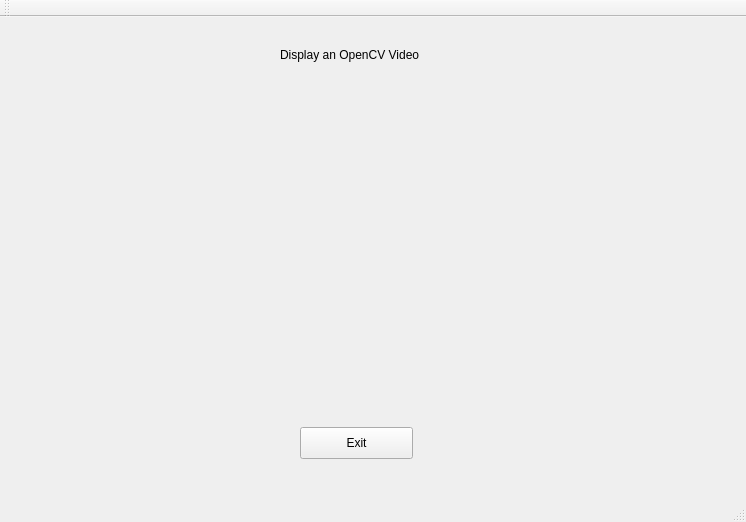
First picture: the form in ApplicationCode/mainwindow.ui, repository hlcool/IPCV-MasterThesis, before the edit.
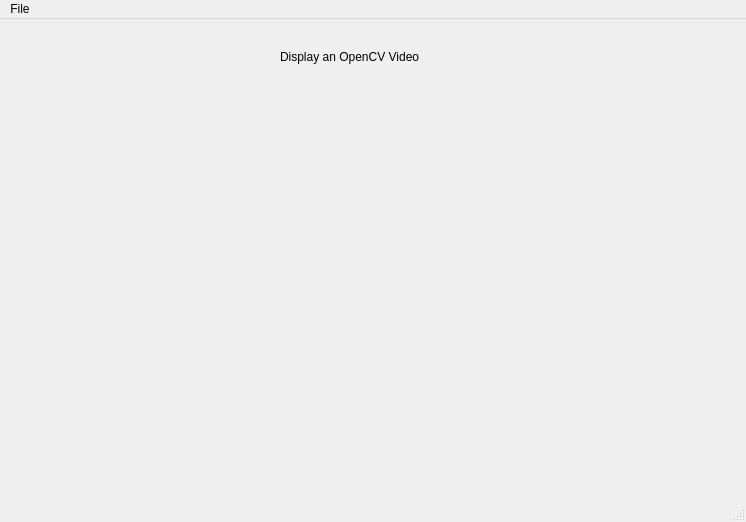
Second picture: the form after the edit. Custom widgets are drawn as their Qt base class.

Commit message: User Interface changed. Now there a file menu to open a file and close the window. QFileDialog has been implemented. The code allows to select always the same video

The edit to the form file:
```diff
--- a/ApplicationCode/mainwindow.ui
+++ b/ApplicationCode/mainwindow.ui
@@ -27,19 +27,6 @@
      <string>Display an OpenCV Video</string>
     </property>
    </widget>
-   <widget class="QPushButton" name="pushButton">
-    <property name="geometry">
-     <rect>
-      <x>300</x>
-      <y>410</y>
-      <width>113</width>
-      <height>32</height>
-     </rect>
-    </property>
-    <property name="text">
-     <string>Exit</string>
-    </property>
-   </widget>
    <widget class="CVImageWidget" name="CVWidget" native="true">
     <property name="geometry">
      <rect>
@@ -66,14 +53,14 @@
      <height>22</height>
     </rect>
    </property>
-  </widget>
-  <widget class="QToolBar" name="mainToolBar">
-   <attribute name="toolBarArea">
-    <enum>TopToolBarArea</enum>
-   </attribute>
-   <attribute name="toolBarBreak">
-    <bool>false</bool>
-   </attribute>
+   <widget class="QMenu" name="menuFile">
+    <property name="title">
+     <string>File</string>
+    </property>
+    <addaction name="actionOpen_file"/>
+    <addaction name="actionCloseWindow"/>
+   </widget>
+   <addaction name="menuFile"/>
   </widget>
   <widget class="QStatusBar" name="statusBar"/>
  </widget>
```
Left out of the diff: 25 changed lines with no effect on the pictures. The commit also changes 9 other files.
